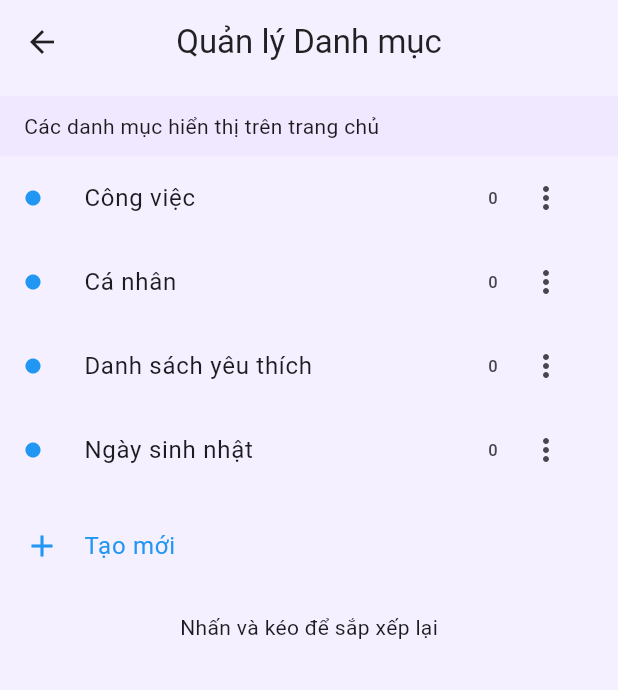
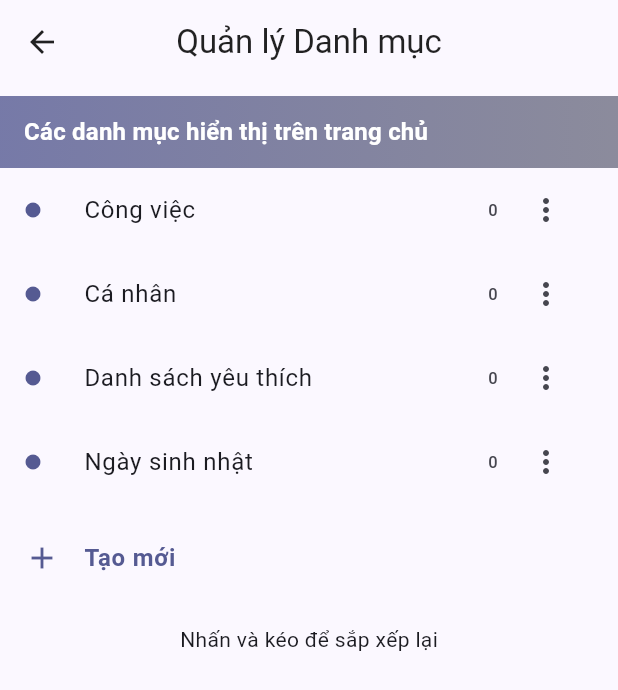
Before and after one commit to Thinh11042004/Test, a Flutter app: the screen it shows after launch, after a tap on "Thể loại", on a phone screen of 412 x 824 dp. Shown: the top 690 px of the screen. Run offline on Flutter 3.47's test engine with Material 3 defaults, Android fonts, the light colour scheme and no system bars; our stand-ins replace cloud_firestore, firebase_auth, firebase_core, flutter_local_notifications, google_sign_in, shared_preferences and 1 more; accounts and stored records are empty; network calls fail.

Commit message:
request fix UI

```diff
--- a/lib/main.dart
+++ b/lib/main.dart
@@ -40,15 +40,16 @@ class ToDoApp extends StatelessWidget {
 
   @override
   Widget build(BuildContext context) {
-    const seed = Color(0xFF6750A4);
+    const seed = Color(0xFF5260FF);
 
     return MaterialApp(
       debugShowCheckedModeBanner: false,
       title: 'ToDo Demo',
+      themeMode: ThemeMode.light,
       theme: ThemeData(
         useMaterial3: true,
         colorScheme: ColorScheme.fromSeed(seedColor: seed, brightness: Brightness.light),
-        scaffoldBackgroundColor: const Color(0xFFF4F0FF),
+        scaffoldBackgroundColor: const Color(0xFFF8F7FF),
         appBarTheme: const AppBarTheme(
           backgroundColor: Colors.transparent,
           foregroundColor: Colors.black87,
@@ -56,13 +57,13 @@ class ToDoApp extends StatelessWidget {
           elevation: 0,
         ),
         cardTheme: CardThemeData(
-          color: Colors.white.withOpacity(.92),
+          color: Colors.white.withOpacity(.96),
           elevation: 0,
           shape: RoundedRectangleBorder(borderRadius: BorderRadius.circular(24)),
         ),
         chipTheme: ChipThemeData(
           shape: RoundedRectangleBorder(borderRadius: BorderRadius.circular(20)),
-          backgroundColor: seed.withOpacity(.12),
+          backgroundColor: seed.withOpacity(.14),
           selectedColor: seed,
         ),
         floatingActionButtonTheme: const FloatingActionButtonThemeData(
@@ -72,8 +73,8 @@ class ToDoApp extends StatelessWidget {
           shape: StadiumBorder(),
         ),
         navigationBarTheme: NavigationBarThemeData(
-          backgroundColor: Colors.white.withOpacity(.9),
-          indicatorColor: seed.withOpacity(.18),
+          backgroundColor: Colors.white.withOpacity(.95),
+          indicatorColor: seed.withOpacity(.16),
           surfaceTintColor: Colors.transparent,
           shadowColor: Colors.transparent,
         ),
@@ -90,14 +91,14 @@ class ToDoApp extends StatelessWidget {
       darkTheme: ThemeData(
         useMaterial3: true,
         colorScheme: ColorScheme.fromSeed(seedColor: seed, brightness: Brightness.dark),
-        scaffoldBackgroundColor: const Color(0xFF1E1B2C),
+        scaffoldBackgroundColor: const Color(0xFF282347),
         floatingActionButtonTheme: const FloatingActionButtonThemeData(
           backgroundColor: seed,
           foregroundColor: Colors.white,
         ),
         navigationBarTheme: NavigationBarThemeData(
-          backgroundColor: const Color(0xFF27233A),
-          indicatorColor: seed.withOpacity(.28),
+          backgroundColor: const Color(0xFF322D57),
+          indicatorColor: seed.withOpacity(.24),
           surfaceTintColor: Colors.transparent,
           shadowColor: Colors.transparent,
         ),
--- a/lib/screens/category_manager_screen.dart
+++ b/lib/screens/category_manager_screen.dart
@@ -25,8 +25,11 @@ class _CategoryManagerScreenState extends State<CategoryManagerScreen> {
       for (final name in _custom) _row(name, 0, custom: true),
     ];
 
+    final theme = Theme.of(context);
+    final scheme = theme.colorScheme;
+
     return Scaffold(
-      backgroundColor: Theme.of(context).scaffoldBackgroundColor,
+      backgroundColor: scheme.surface,
       appBar: AppBar(
         title: const Text('Quản lý Danh mục'),
         leading: IconButton(
@@ -38,15 +41,24 @@ class _CategoryManagerScreenState extends State<CategoryManagerScreen> {
         padding: const EdgeInsets.symmetric(vertical: 8),
         children: [
           Container(
-            padding: const EdgeInsets.symmetric(horizontal: 16, vertical: 10),
-            color: Theme.of(context).colorScheme.primaryContainer.withOpacity(.4),
-            child: const Text('Các danh mục hiển thị trên trang chủ'),
+            padding: const EdgeInsets.symmetric(horizontal: 16, vertical: 12),
+            decoration: BoxDecoration(
+              gradient: LinearGradient(
+                colors: [scheme.primary.withOpacity(.8), scheme.secondary.withOpacity(.7)],
+                begin: Alignment.centerLeft,
+                end: Alignment.centerRight,
+              ),
+            ),
+            child: Text(
+              'Các danh mục hiển thị trên trang chủ',
+              style: theme.textTheme.titleMedium?.copyWith(color: scheme.onPrimary, fontWeight: FontWeight.w700),
+            ),
           ),
           ...rows,
           const SizedBox(height: 8),
           ListTile(
-            leading: const Icon(Icons.add, color: Colors.blue),
-            title: const Text('Tạo mới', style: TextStyle(color: Colors.blue)),
+            leading: Icon(Icons.add, color: scheme.primary),
+            title: Text('Tạo mới', style: TextStyle(color: scheme.primary, fontWeight: FontWeight.w600)),
             onTap: _createCategory,
           ),
           const SizedBox(height: 16),
@@ -58,7 +70,7 @@ class _CategoryManagerScreenState extends State<CategoryManagerScreen> {
 
   Widget _row(String name, int count, {bool custom = false}) {
     return ListTile(
-      leading: const Icon(Icons.circle, size: 12, color: Colors.blue),
+      leading: Icon(Icons.circle, size: 12, color: Theme.of(context).colorScheme.primary),
       title: Text(name),
       trailing: Row(
         mainAxisSize: MainAxisSize.min,
--- a/lib/screens/tabs/menu_tab.dart
+++ b/lib/screens/tabs/menu_tab.dart
@@ -10,30 +10,48 @@ class MenuTab extends StatelessWidget {
 
   @override
   Widget build(BuildContext context) {
+    final scheme = Theme.of(context).colorScheme;
     final header = Container(
       height: 160,
       decoration: BoxDecoration(
         gradient: LinearGradient(
           colors: [
-            Theme.of(context).colorScheme.primaryContainer,
-            Theme.of(context).colorScheme.primary.withOpacity(.7),
+            scheme.primary,
+            scheme.secondary,
           ],
           begin: Alignment.topLeft,
           end: Alignment.bottomRight,
         ),
-        borderRadius: const BorderRadius.only(bottomRight: Radius.circular(24)),
+        borderRadius: const BorderRadius.only(bottomRight: Radius.circular(28)),
       ),
       padding: const EdgeInsets.fromLTRB(20, 28, 20, 16),
       alignment: Alignment.bottomLeft,
-      child: Text('To-Do List',
+      child: Column(
+        crossAxisAlignment: CrossAxisAlignment.start,
+        mainAxisAlignment: MainAxisAlignment.end,
+        children: [
+          Text(
+            'To-Do List',
             style: Theme.of(context).textTheme.headlineSmall?.copyWith(
-                color: Theme.of(context).colorScheme.onPrimary,
-              )),
+                  color: scheme.onPrimary,
+                  fontWeight: FontWeight.w700,
+                ),
+          ),
+          const SizedBox(height: 6),
+          Text(
+            'Lên kế hoạch mỗi ngày của bạn',
+            style: Theme.of(context)
+                .textTheme
+                .titleMedium
+                ?.copyWith(color: scheme.onPrimary.withOpacity(.85)),
+          ),
+        ],
+      ),
     );
 
     ListTile item(IconData icon, String title, {VoidCallback? onTap, Widget? trailing}) {
       return ListTile(
-        leading: Icon(icon, color: Theme.of(context).colorScheme.primary),
+        leading: Icon(icon, color: scheme.primary),
         title: Text(title),
         trailing: trailing,
         onTap: onTap ?? () => ScaffoldMessenger.of(context)
@@ -41,7 +59,9 @@ class MenuTab extends StatelessWidget {
       );
     }
 
-    return ListView(
+    return Container(
+      color: scheme.surface,
+      child: ListView(
         children: [
           header,
 
@@ -63,7 +83,7 @@ class MenuTab extends StatelessWidget {
               trailing: const Icon(Icons.verified, color: Colors.green)),
           item(Icons.widgets, 'Thể loại',
               trailing: const Icon(Icons.keyboard_arrow_down), onTap: onOpenCategories),
-        const Divider(),
+          const Divider(height: 24),
           item(Icons.brush, 'Chủ đề'),
           item(Icons.extension, 'Tiện ích'),
           item(Icons.favorite, 'Quyên góp'),
@@ -71,7 +91,9 @@ class MenuTab extends StatelessWidget {
           item(Icons.feedback_outlined, 'Phản hồi'),
           item(Icons.help_outline, 'Hỏi Đáp'),
           item(Icons.settings, 'Setting'),
+          const SizedBox(height: 24),
         ],
+      ),
     );
   }
 }
--- a/lib/screens/task_list_screen.dart
+++ b/lib/screens/task_list_screen.dart
@@ -312,6 +312,7 @@ Future<void> _deleteTaskById(String? id) async {
   Future<T?> _pushPage<T>(Widget page) {
     return Navigator.of(context).push<T>(_buildPageRoute(page));
   }
+
   // -------------------- UI state --------------------
   int _tabIndex = 1; // 0=Menu, 1=Nhiệm vụ, 2=Lịch, 3=Của tôi
   TaskCategory? filter; // null = tất cả
@@ -387,8 +388,12 @@ Future<void> _deleteTaskById(String? id) async {
   @override
   void initState() {
     super.initState();
+    if (widget.tasks.isNotEmpty) {
+      _items.addAll(widget.tasks.map((task) => task.clone()));
+    }
     // Lắng nghe DB → cập nhật UI + đồng bộ notifications
-    _subscription = _repo.watchAll().listen((rows) {
+    _subscription = _repo.watchAll().listen(
+      (rows) {
         setState(() {
           _items
             ..clear()
@@ -403,7 +408,11 @@ Future<void> _deleteTaskById(String? id) async {
             unawaited(NotificationService.instance.scheduleForTask(entity));
           }
         }
-    });
+      },
+      onError: (Object error, StackTrace stack) {
+        debugPrint('Lỗi khi đồng bộ nhiệm vụ: $error');
+      },
+    );
   }
 
   @override
@@ -419,25 +428,16 @@ Future<void> _deleteTaskById(String? id) async {
     final theme = Theme.of(context);
     final scheme = theme.colorScheme;
     final gradients = [
-      [scheme.secondaryContainer.withOpacity(.6), scheme.surface],
-      [scheme.primaryContainer.withOpacity(.6), scheme.surface],
-      [scheme.tertiaryContainer.withOpacity(.6), scheme.surface],
+      [scheme.secondaryContainer.withOpacity(.55), scheme.surface],
+      [scheme.primaryContainer.withOpacity(.55), scheme.surface],
+      [scheme.tertiaryContainer.withOpacity(.55), scheme.surface],
       [scheme.surfaceTint.withOpacity(.35), scheme.surface],
     ];
     final gradient = gradients[_tabIndex.clamp(0, gradients.length - 1)];
+    final useGradient = _tabIndex == 1;
 
-    return AnimatedContainer(
-      duration: const Duration(milliseconds: 500),
-      curve: Curves.easeOutCubic,
-      decoration: BoxDecoration(
-        gradient: LinearGradient(
-          colors: gradient,
-          begin: Alignment.topLeft,
-          end: Alignment.bottomRight,
-        ),
-      ),
-      child: Scaffold(
-        backgroundColor: Colors.transparent,
+    final scaffold = Scaffold(
+      backgroundColor: useGradient ? Colors.transparent : theme.scaffoldBackgroundColor,
       appBar: AppBar(
         title: AnimatedSwitcher(
           duration: const Duration(milliseconds: 250),
@@ -458,7 +458,8 @@ Future<void> _deleteTaskById(String? id) async {
         ),
         actions: _tabIndex == 1 ? [_buildMoreMenu()] : null,
       ),
-      body: AnimatedSwitcher(
+      body: SafeArea(
+        child: AnimatedSwitcher(
           duration: const Duration(milliseconds: 400),
           switchInCurve: Curves.easeOutCubic,
           switchOutCurve: Curves.easeInCubic,
@@ -477,6 +478,7 @@ Future<void> _deleteTaskById(String? id) async {
             child: view,
           ),
         ),
+      ),
       floatingActionButton: AnimatedSwitcher(
         duration: const Duration(milliseconds: 280),
         transitionBuilder: (child, animation) => ScaleTransition(
@@ -493,10 +495,6 @@ Future<void> _deleteTaskById(String? id) async {
       ),
       floatingActionButtonLocation: FloatingActionButtonLocation.centerFloat,
       bottomNavigationBar: NavigationBar(
-        backgroundColor: theme.colorScheme.surface.withOpacity(.85),
-        indicatorColor: theme.colorScheme.primary.withOpacity(.15),
-        surfaceTintColor: Colors.transparent,
-        shadowColor: Colors.transparent,
         height: 68,
         selectedIndex: _tabIndex,
         onDestinationSelected: (i) => setState(() => _tabIndex = i),
@@ -514,7 +512,24 @@ Future<void> _deleteTaskById(String? id) async {
           ),
         ],
       ),
-    ));
+    );
+
+    if (!useGradient) {
+      return scaffold;
+    }
+
+    return AnimatedContainer(
+      duration: const Duration(milliseconds: 500),
+      curve: Curves.easeOutCubic,
+      decoration: BoxDecoration(
+        gradient: LinearGradient(
+          colors: gradient,
+          begin: Alignment.topLeft,
+          end: Alignment.bottomRight,
+        ),
+      ),
+      child: scaffold,
+    );
   }
   PopupMenuButton<_MenuAction> _buildMoreMenu() {
     return PopupMenuButton<_MenuAction>(
@@ -584,11 +599,8 @@ Future<void> _deleteTaskById(String? id) async {
         setState(() => _compact = !_compact);
         break;
       case _MenuAction.upgradePro:
-        await Navigator.push(
-          context,
-          MaterialPageRoute(builder: (_) => const UpgradeProDemoScreen()),
-        );
-        setState(() {});
+        await _pushPage(const UpgradeProDemoScreen());
+        if (mounted) setState(() {});
         break;
     }
   }
@@ -646,14 +658,22 @@ Future<void> _deleteTaskById(String? id) async {
           onOpenCategories: () => _pushPage(
             CategoryManagerScreen(tasks: _items),
           ),
-          onUpgradePro: () => _pushPage(const UpgradeProDemoScreen()),
+          onUpgradePro: () {
+            _pushPage(const UpgradeProDemoScreen()).then((_) {
+              if (mounted) setState(() {});
+            });
+          },
         );
       case 2:
         return CalendarTab(tasks: _items);
       case 3:
         return MeTab(
           tasks: _items,
-          onUpgrade: () => _pushPage(const UpgradeProDemoScreen()),
+          onUpgrade: () {
+            _pushPage(const UpgradeProDemoScreen()).then((_) {
+              if (mounted) setState(() {});
+            });
+          },
         );
       default:
         return _buildTasksView(context);
@@ -758,7 +778,7 @@ Future<void> _deleteTaskById(String? id) async {
         margin: const EdgeInsets.fromLTRB(16, 4, 16, 12),
         padding: const EdgeInsets.symmetric(horizontal: 8, vertical: 10),
         decoration: BoxDecoration(
-          color: scheme.surface.withOpacity(.78),
+          color: scheme.surface.withOpacity(.9),
           borderRadius: BorderRadius.circular(28),
           boxShadow: [
             BoxShadow(
@@ -928,6 +948,7 @@ Future<void> _deleteTaskById(String? id) async {
             },
           );
 
+
     return KeyedSubtree(
       key: ValueKey('tasks-${filter?.name ?? 'all'}-${_sort.name}-${_items.length}'),
       child: Column(
@@ -952,7 +973,18 @@ Future<void> _deleteTaskById(String? id) async {
               },
               child: hasData
                   ? listView
-                  : KeyedSubtree(key: const ValueKey('empty'), child: _emptyState(context)),
+                  : KeyedSubtree(
+                      key: const ValueKey('empty'),
+                      child: LayoutBuilder(
+                        builder: (context, constraints) => SingleChildScrollView(
+                          physics: const AlwaysScrollableScrollPhysics(),
+                          child: ConstrainedBox(
+                            constraints: BoxConstraints(minHeight: constraints.maxHeight),
+                            child: _emptyState(context),
+                          ),
+                        ),
+                      ),
+                    ),
             ),
           ),
         ],
@@ -984,7 +1016,7 @@ Future<void> _deleteTaskById(String? id) async {
         decoration: BoxDecoration(
           gradient: LinearGradient(
             colors: [
-              scheme.primaryContainer.withOpacity(.85),
+              scheme.primaryContainer.withOpacity(.75),
               scheme.surface,
             ],
             begin: Alignment.topLeft,
@@ -1115,6 +1147,7 @@ Future<void> _deleteTaskById(String? id) async {
 
     return width == null ? card : SizedBox(width: width, child: card);
   }
+
   Task? _nextDueTask() {
     final now = DateTime.now();
     final upcoming = _items.where((t) {
--- a/lib/widgets/task_item.dart
+++ b/lib/widgets/task_item.dart
@@ -80,7 +80,7 @@ class TaskItem extends StatelessWidget {
       ));
     }
 
-    final gradientStart = task.done ? scheme.surfaceVariant : scheme.primaryContainer.withOpacity(.75);
+    final gradientStart = task.done ? scheme.surface : scheme.primaryContainer.withOpacity(.9);
     final gradientEnd = scheme.surface;
 
     return TweenAnimationBuilder<double>(
@@ -240,8 +240,9 @@ class _MetaChip extends StatelessWidget {
     return Container(
       padding: const EdgeInsets.symmetric(horizontal: 10, vertical: 6),
       decoration: BoxDecoration(
-        color: color.withOpacity(.12),
+        color: color.withOpacity(.16),
         borderRadius: BorderRadius.circular(16),
+        border: Border.all(color: color.withOpacity(.35)),
       ),
       child: Row(
         mainAxisSize: MainAxisSize.min,
```
Also changed, not shown: lib/screens/tabs/calendar_tab.dart (+43 -19 lines), lib/screens/tabs/me_tab.dart (+48 -24 lines). Lines whose indentation alone changed are shown as unchanged.
